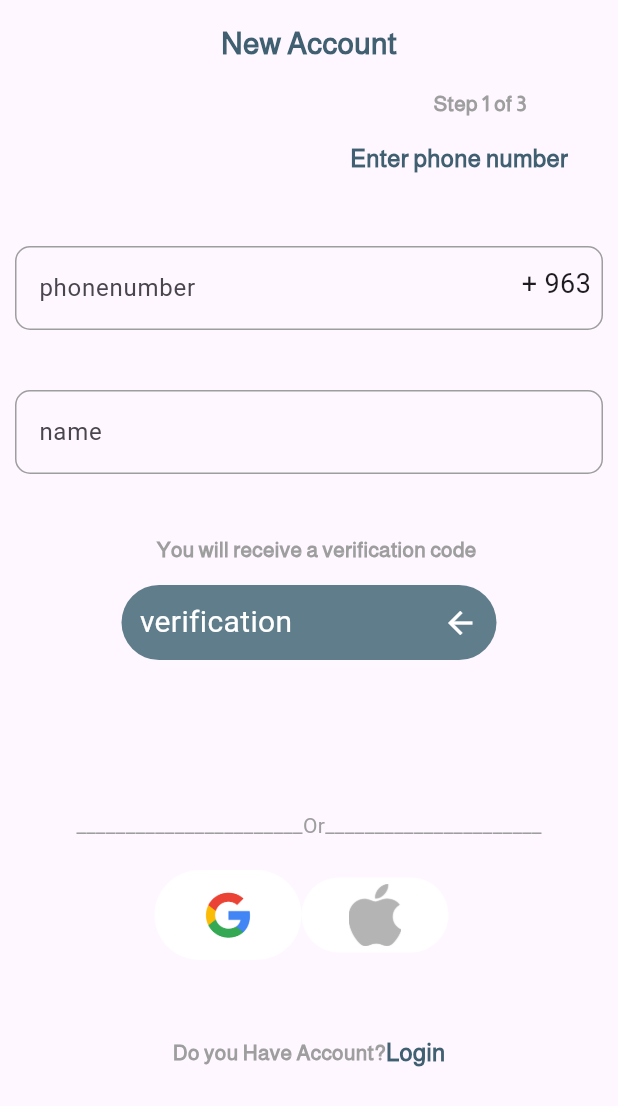
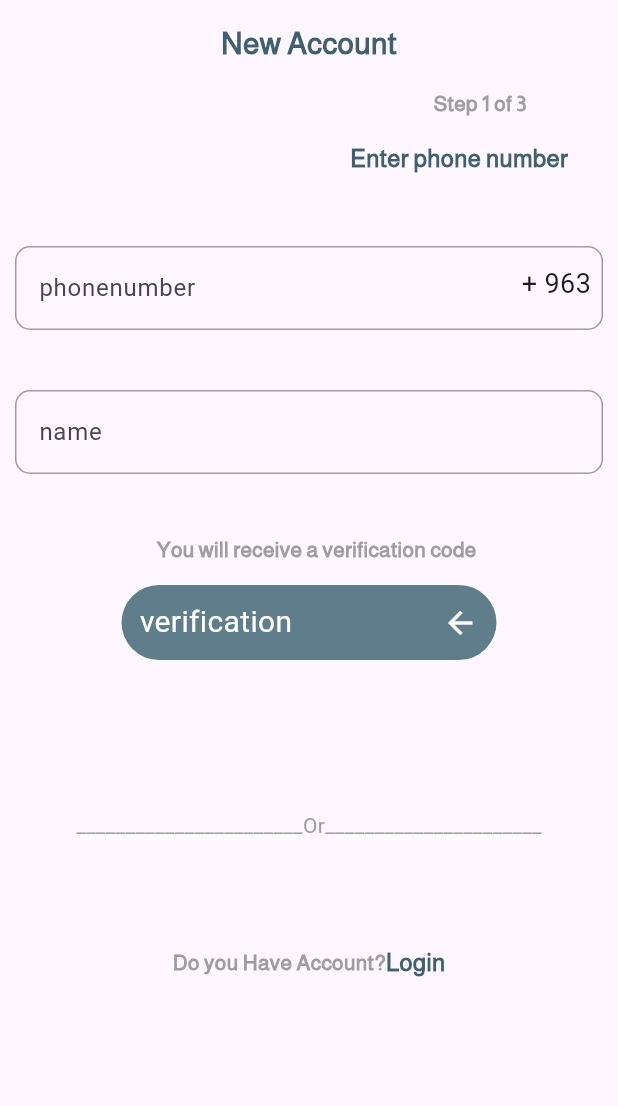
Before and after one commit to hussen12bag/Takatuf_en, a Flutter app: the screen it shows after launch, after a tap on "البدء", after a tap on "التالي", after a tap on "تخطي", on a phone screen of 412 x 824 dp. Shown: the top 1106 px of the screen. Run offline on Flutter 3.47's test engine with Material 3 defaults, Android fonts, the phone set to English and light mode, and no system bars; our stand-ins replace awesome_dialog, cloud_firestore, country_picker, curved_labeled_navigation_bar, firebase_auth, firebase_core and 10 more; accounts and stored records are empty; network calls fail.

Commit message:
first ct

```diff
--- a/lib/auth/signin.dart
+++ b/lib/auth/signin.dart
@@ -143,8 +143,7 @@ class _SigninState extends State<Signin> {
                 const SizedBox(
                   height: 50,
                 ),
-                const SocialLogin(),
-                const SizedBox(
+                 const SizedBox(
                   height: 10,
                 ),
                 Row(
--- a/lib/auth/signup.dart
+++ b/lib/auth/signup.dart
@@ -276,8 +276,7 @@ class _SignupState extends State<Signup> {
                 SizedBox(
                   height: 20,
                 ),
-                SocialLogin(),
-                SizedBox(
+                 SizedBox(
                   height: 50,
                 ),
                 Row(
```
Also changed, not shown: assets/images/0.jpg, assets/images/1.jpg, assets/images/2.jpg, assets/images/3.jpg, assets/images/4.jpg, assets/images/5.jpg, assets/images/6.jpg, assets/images/7.jpg, assets/images/8.jpg.
